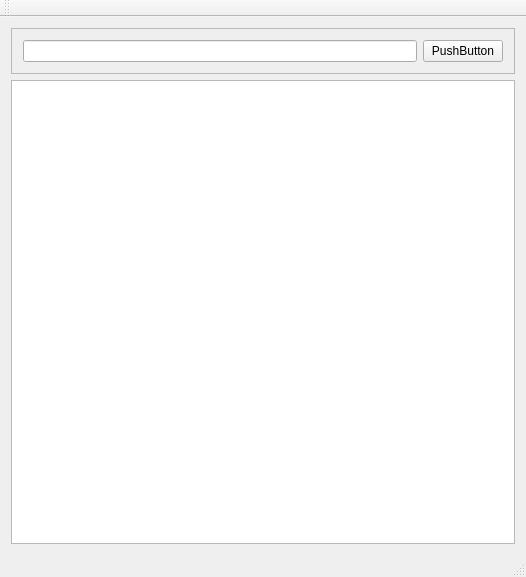
The window that SunnyDay/mainwindow.ui (VOgithub/Kontrol2) describes before a commit, drawn with Qt 5.
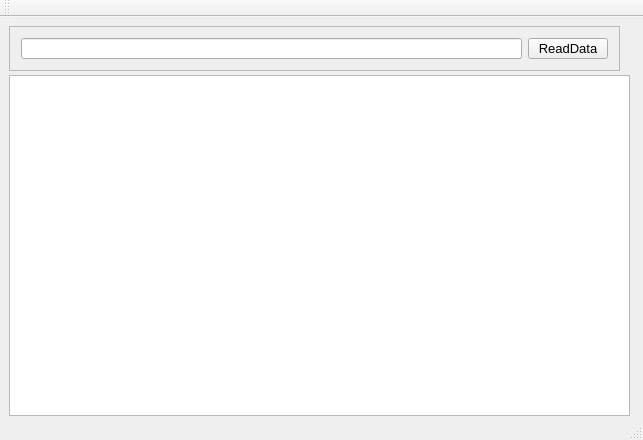
The same window after the commit.

Commit message: Worked version of class kontroll work

```diff
--- a/SunnyDay/mainwindow.ui
+++ b/SunnyDay/mainwindow.ui
@@ -6,17 +6,23 @@
    <rect>
     <x>0</x>
     <y>0</y>
-    <width>526</width>
-    <height>577</height>
+    <width>643</width>
+    <height>440</height>
    </rect>
   </property>
   <property name="windowTitle">
    <string>MainWindow</string>
   </property>
   <widget class="QWidget" name="centralWidget">
-   <layout class="QVBoxLayout" name="verticalLayout">
-    <item>
      <widget class="QFrame" name="frame">
+    <property name="geometry">
+     <rect>
+      <x>9</x>
+      <y>9</y>
+      <width>611</width>
+      <height>45</height>
+     </rect>
+    </property>
       <property name="frameShape">
        <enum>QFrame::StyledPanel</enum>
       </property>
@@ -25,32 +31,43 @@
       </property>
       <layout class="QHBoxLayout" name="horizontalLayout">
        <item>
-        <widget class="QLineEdit" name="lineEdit_OpenFile"/>
+      <widget class="QLineEdit" name="lineEdit_OpenFile">
+       <property name="font">
+        <font>
+         <pointsize>10</pointsize>
+        </font>
+       </property>
+      </widget>
        </item>
        <item>
         <widget class="QPushButton" name="pushButton_OpenFile">
+       <property name="font">
+        <font>
+         <pointsize>10</pointsize>
+        </font>
+       </property>
          <property name="text">
-          <string>PushButton</string>
+        <string>ReadData</string>
          </property>
         </widget>
        </item>
       </layout>
      </widget>
-    </item>
-    <item>
-     <widget class="QTextBrowser" name="textBrowser_Output"/>
-    </item>
-   </layout>
-  </widget>
-  <widget class="QMenuBar" name="menuBar">
+   <widget class="QTextBrowser" name="textBrowser_Output">
    <property name="geometry">
     <rect>
-     <x>0</x>
-     <y>0</y>
-     <width>526</width>
-     <height>21</height>
-    </rect>
-   </property>
+      <x>9</x>
+      <y>58</y>
+      <width>621</width>
+      <height>341</height>
+     </rect>
+    </property>
+    <property name="font">
+     <font>
+      <pointsize>12</pointsize>
+     </font>
+    </property>
+   </widget>
   </widget>
   <widget class="QToolBar" name="mainToolBar">
    <attribute name="toolBarArea">
```
Left out of the diff: 2 changed lines with no effect on the pictures. Lines whose indentation alone changed are shown as unchanged. The commit also changes 2 other files.
